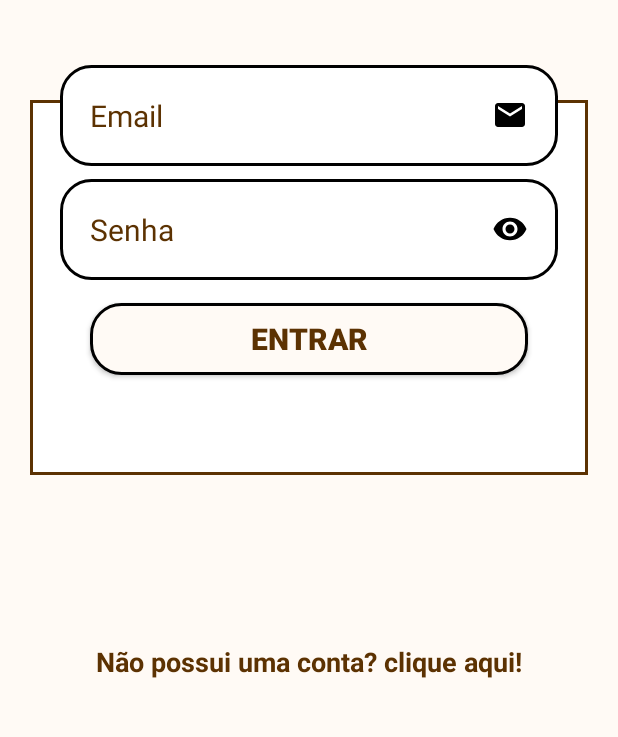
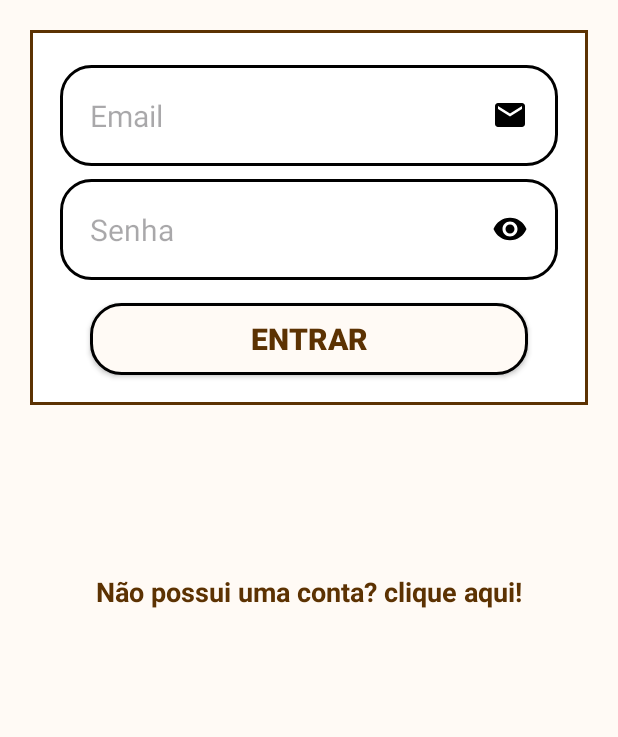
Before and after one commit to Pedrolbtb/Vihva-app, an Android app: the MainActivity screen opened directly, with no data from a screen before it, on a phone screen of 412 x 824 dp, the part 331-1068 px from its top. Run offline under Robolectric (Android 15) with nearby library versions, the phone set to English and light mode, and no system bars.

Commit message:
botão de paciente funcionando e troca do text por hint

```diff
--- a/app/build.gradle.kts
+++ b/app/build.gradle.kts
@@ -44,4 +44,5 @@ dependencies {
     testImplementation("junit:junit:4.13.2")
     androidTestImplementation("androidx.test.ext:junit:1.1.5")
     androidTestImplementation("androidx.test.espresso:espresso-core:3.5.1")
+    implementation ("com.android.support.constraint:constraint-layout:1.1.3")
 }
--- a/app/src/main/res/layout/activity_main.xml
+++ b/app/src/main/res/layout/activity_main.xml
@@ -11,16 +11,10 @@
     <View
         android:id="@+id/containerComponents"
         style="@style/ContainerComponents"
-        android:layout_marginStart="20dp"
-        android:layout_marginEnd="20dp"
-        android:layout_marginBottom="461dp"
-        app:layout_constraintBottom_toBottomOf="parent"
-        app:layout_constraintEnd_ToEndOf="parent"
+        app:layout_constraintStart_toStartOf="parent"
         app:layout_constraintEnd_toEndOf="parent"
-        app:layout_constraintStart_ToStartOf="parent"
-        app:layout_constraintStart_toStartOf="parent"
-        app:layout_constraintTop_toTopOf="parent"
-        tools:ignore="MissingConstraints" />
+        app:layout_constraintTop_toBottomOf="@+id/titulo_login"
+        />
 
     <EditText
         android:id="@+id/edit_email"
@@ -30,7 +24,7 @@
         android:layout_marginTop="264dp"
         android:layout_marginEnd="40dp"
         android:drawableRight="@drawable/ic_email"
-        android:text="@string/title_login"
+        android:hint="@string/title_login"
         android:textColor="@color/marrom"
         android:textSize="20dp"
         app:layout_constraintEnd_toEndOf="parent"
@@ -45,7 +39,7 @@
         android:layout_marginTop="340dp"
         android:layout_marginEnd="40dp"
         android:drawableRight="@drawable/ic_eye"
-        android:text="@string/title_senha"
+        android:hint="@string/title_senha"
         android:textColor="@color/marrom"
         android:textSize="20dp"
         app:layout_constraintEnd_toEndOf="parent"
```
Also changed, not shown: app/src/main/java/com/example/vihva/login.kt (+15 -0 lines), app/src/main/res/layout/activity_login.xml (+4 -4 lines), app/src/main/res/values/styles.xml (+3 -27 lines).
